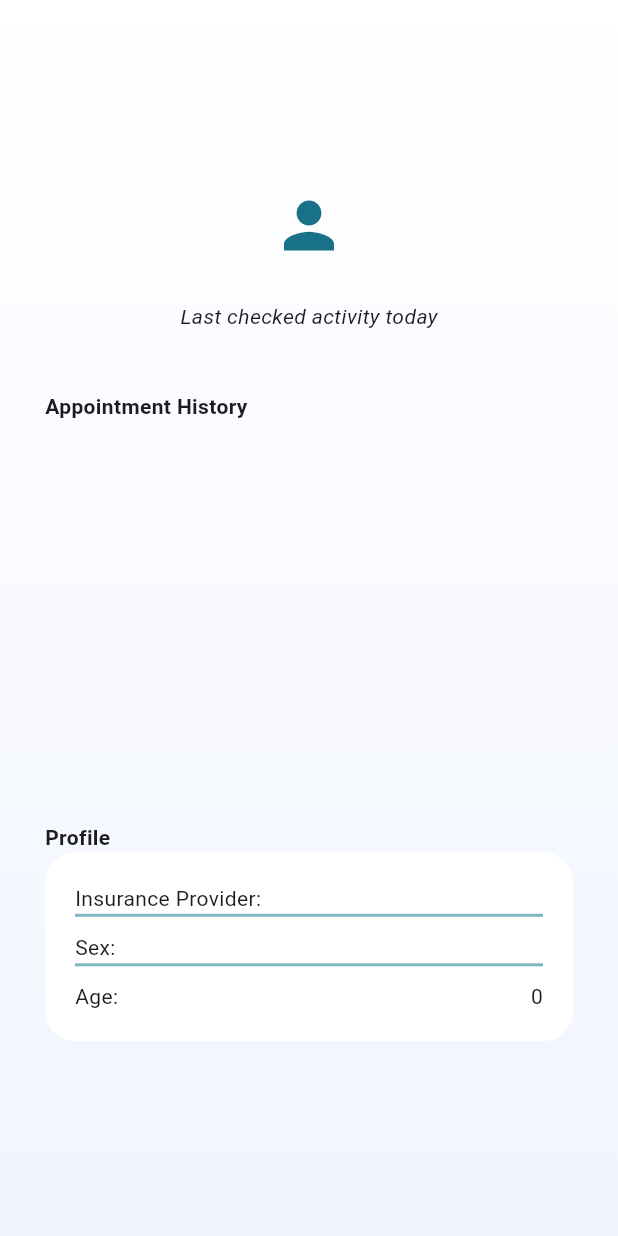
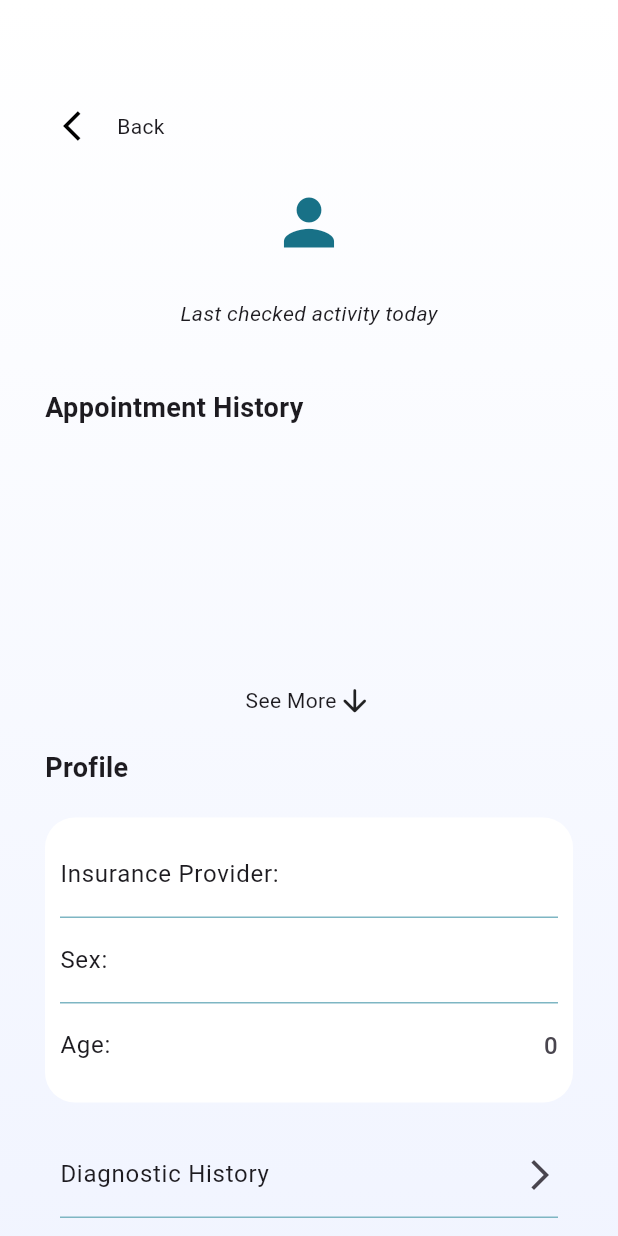
Before and after one commit to Matirix/Project_Gateway, a Flutter app: the PatientInformation screen opened directly with empty values, on a phone screen of 412 x 824 dp. Run offline on Flutter 3.47's test engine with Material 2 defaults, Android fonts, the phone set to English and light mode, and no system bars; our stand-ins replace flutter_secure_storage, flutter_svg, loading_animation_widget, speech_to_text; missing offline and left inert: flutter_pdfview; accounts and stored records are empty.

Commit message:
Added patient page

```diff
--- a/lib/appointment_page.dart
+++ b/lib/appointment_page.dart
@@ -120,18 +120,27 @@ class _AppointmentPageState extends State<AppointmentPage> {
           padding: const EdgeInsets.symmetric(horizontal: 30),
           child:
               Column(crossAxisAlignment: CrossAxisAlignment.stretch, children: [
+            const SizedBox(height: 60),
+            Row(
+              children: [
+                IconButton(
+                  onPressed: () {
+                    Navigator.pop(context);
+                  },
+                  icon: const Icon(
+                    Icons.arrow_back_ios,
+                    color: Colors.black,
+                  ),
+                ),
+                const Text("Back")
+              ],
+            ),
             patientHeader(),
             appointmentNotes(context, true),
             generateResponse(),
             // doctorNotes(),
             Column(
               children: [
-                const SizedBox(
-                  height: 20,
-                ),
-                // const Text("Hold down to record inquiry",
-                //     style:
-                //         TextStyle(fontSize: 16, fontStyle: FontStyle.italic)),
                 const SizedBox(
                   height: 20,
                 ),
@@ -366,7 +375,7 @@ class _AppointmentPageState extends State<AppointmentPage> {
       // margin: const EdgeInsets.all(20),
       child: Column(crossAxisAlignment: CrossAxisAlignment.center, children: [
         const SizedBox(
-          height: 125,
+          height: 15,
         ),
         SizedBox(
           child: Column(
--- a/lib/patient_information.dart
+++ b/lib/patient_information.dart
@@ -43,17 +43,35 @@ class _PatientInformationState extends State<PatientInformation> {
                 child: Column(
                   crossAxisAlignment: CrossAxisAlignment.stretch,
                   children: [
+                    const SizedBox(height: 60),
+                    Row(
+                      children: [
+                        IconButton(
+                          onPressed: () {
+                            Navigator.pop(context);
+                          },
+                          icon: const Icon(
+                            Icons.arrow_back_ios,
+                            color: Colors.black,
+                          ),
+                        ),
+                        const Text("Back")
+                      ],
+                    ),
+                    const SizedBox(height: 15),
                     patientHeader(),
                     doctorsNotes(context),
                     Column(
                       crossAxisAlignment: CrossAxisAlignment.start,
                       children: [
-                        const SizedBox(height: 20),
+                        const SizedBox(height: 10),
                         const Text("Profile",
                             style: TextStyle(
-                                fontSize: 14, fontWeight: FontWeight.bold)),
+                                fontSize: 18, fontWeight: FontWeight.bold)),
+                        const SizedBox(height: 20),
                         Container(
-                          padding: const EdgeInsets.all(20),
+                          padding: const EdgeInsets.symmetric(
+                              vertical: 10, horizontal: 10),
                           decoration: BoxDecoration(
                             color: Colors.white,
                             borderRadius: BorderRadius.circular(20),
@@ -65,70 +83,136 @@ class _PatientInformationState extends State<PatientInformation> {
                                   border: Border(
                                     bottom: BorderSide(
                                       color: AppColors.secondary,
-                                      width: 2.0,
+                                      width: 1.0,
                                     ),
                                   ),
                                 ),
-                                child: Row(
-                                  mainAxisAlignment:
-                                      MainAxisAlignment.spaceBetween,
-                                  children: [
-                                    const Text(
+                                child: ListTile(
+                                  contentPadding: EdgeInsets.zero,
+                                  title: const Text(
                                     "Insurance Provider:",
-                                      style: TextStyle(fontSize: 14),
+                                    style: TextStyle(fontSize: 16),
                                   ),
-                                    Text(
+                                  trailing: Text(
                                     patient.insuranceProvider ?? "N/A",
-                                      style: const TextStyle(fontSize: 14),
-                                    ),
-                                  ],
+                                    style: const TextStyle(fontSize: 16),
                                   ),
                                 ),
-                              const SizedBox(
-                                  height: 10), // Add spacing between rows
+                              ),
                               Container(
                                 decoration: BoxDecoration(
                                   border: Border(
                                     bottom: BorderSide(
                                       color: AppColors.secondary,
-                                      width: 2.0,
+                                      width: 1.0,
                                     ),
                                   ),
                                 ),
-                                child: Row(
-                                  mainAxisAlignment:
-                                      MainAxisAlignment.spaceBetween,
-                                  children: [
-                                    const Text(
+                                child: ListTile(
+                                  contentPadding: EdgeInsets.zero,
+                                  title: const Text(
                                     "Sex:",
-                                      style: TextStyle(fontSize: 14),
+                                    style: TextStyle(fontSize: 16),
                                   ),
-                                    Text(
+                                  trailing: Text(
                                     patient.sex ?? "N/A",
-                                      style: const TextStyle(fontSize: 14),
+                                    style: const TextStyle(fontSize: 16),
+                                  ),
+                                ),
+                              ),
+                              ListTile(
+                                contentPadding: EdgeInsets.zero,
+                                title: const Text(
+                                  "Age:",
+                                  style: TextStyle(fontSize: 16),
+                                ),
+                                trailing: Text(
+                                  patient.age.toString() ?? "N/A",
+                                  style: const TextStyle(fontSize: 16),
+                                ),
                               ),
                             ],
                           ),
                         ),
-                              const SizedBox(
-                                  height: 10), // Add spacing between rows
-                              Row(
-                                mainAxisAlignment:
-                                    MainAxisAlignment.spaceBetween,
+                        const SizedBox(height: 20),
+                        Container(
+                            margin: const EdgeInsets.symmetric(horizontal: 10),
+                            child: Column(
                               children: [
-                                  const Text(
-                                    "Age:",
-                                    style: TextStyle(fontSize: 14),
+                                Container(
+                                  decoration: BoxDecoration(
+                                    border: Border(
+                                      bottom: BorderSide(
+                                        color: AppColors.secondary,
+                                        width: 1.0,
                                       ),
-                                  Text(
-                                    patient.age.toString() ?? "N/A",
-                                    style: const TextStyle(fontSize: 14),
+                                    ),
+                                  ),
+                                  child: const ListTile(
+                                    contentPadding: EdgeInsets.zero,
+                                    title: Text(
+                                      "Diagnostic History",
+                                      style: TextStyle(fontSize: 16),
+                                    ),
+                                    trailing: Icon(Icons.arrow_forward_ios),
+                                  ),
+                                ),
+                                Container(
+                                  decoration: BoxDecoration(
+                                    border: Border(
+                                      bottom: BorderSide(
+                                        color: AppColors.secondary,
+                                        width: 1.0,
+                                      ),
+                                    ),
+                                  ),
+                                  child: const ListTile(
+                                    contentPadding: EdgeInsets.zero,
+                                    title: Text(
+                                      "Family History",
+                                      style: TextStyle(fontSize: 16),
+                                    ),
+                                    trailing: Icon(Icons.arrow_forward_ios),
+                                  ),
+                                ),
+                                Container(
+                                  decoration: BoxDecoration(
+                                    border: Border(
+                                      bottom: BorderSide(
+                                        color: AppColors.secondary,
+                                        width: 1.0,
+                                      ),
+                                    ),
+                                  ),
+                                  child: const ListTile(
+                                    contentPadding: EdgeInsets.zero,
+                                    title: Text(
+                                      "Medications",
+                                      style: TextStyle(fontSize: 16),
+                                    ),
+                                    trailing: Icon(Icons.arrow_forward_ios),
+                                  ),
+                                ),
+                                Container(
+                                  decoration: BoxDecoration(
+                                    border: Border(
+                                      bottom: BorderSide(
+                                        color: AppColors.secondary,
+                                        width: 1.0,
+                                      ),
+                                    ),
+                                  ),
+                                  child: const ListTile(
+                                    contentPadding: EdgeInsets.zero,
+                                    title: Text(
+                                      "Tests",
+                                      style: TextStyle(fontSize: 16),
+                                    ),
+                                    trailing: Icon(Icons.arrow_forward_ios),
+                                  ),
                                 ),
                               ],
-                              ),
-                            ],
-                          ),
-                        )
+                            ))
                       ],
                     ),
                   ],
@@ -140,9 +224,12 @@ class _PatientInformationState extends State<PatientInformation> {
       crossAxisAlignment: CrossAxisAlignment.start,
       children: [
         const Text("Appointment History",
-            style: TextStyle(fontSize: 14, fontWeight: FontWeight.bold)),
+            style: TextStyle(fontSize: 18, fontWeight: FontWeight.bold)),
+        const SizedBox(height: 10),
+        Column(
+          children: [
             SizedBox(
-          height: MediaQuery.of(context).size.height * 0.3,
+              height: 150,
               child: ListView.builder(
                   padding: EdgeInsets.zero,
                   itemCount: patient.doctorNotes!.length,
@@ -165,7 +252,8 @@ class _PatientInformationState extends State<PatientInformation> {
                           ),
                         ),
                         trailing: Text(
-                      patient.doctorNotes![index].appointmentDateFormatted() ??
+                          patient.doctorNotes![index]
+                                  .appointmentDateFormatted() ??
                               "N/A",
                           style: const TextStyle(
                             fontSize: 14,
@@ -180,6 +268,20 @@ class _PatientInformationState extends State<PatientInformation> {
                       ),
                     );
                   }),
+            ),
+            const Center(
+              child: Padding(
+                padding: EdgeInsets.all(10.0),
+                child: Row(
+                  mainAxisAlignment: MainAxisAlignment.center,
+                  children: [
+                    Text("See More"),
+                    Icon(Icons.arrow_downward_rounded),
+                  ],
+                ),
+              ),
+            )
+          ],
         )
       ],
     );
@@ -189,9 +291,6 @@ class _PatientInformationState extends State<PatientInformation> {
     return Container(
       // margin: const EdgeInsets.all(20),
       child: Column(crossAxisAlignment: CrossAxisAlignment.center, children: [
-        const SizedBox(
-          height: 125,
-        ),
         SizedBox(
           child: Column(
             children: [
--- a/lib/utils/custom_app_bar.dart
+++ b/lib/utils/custom_app_bar.dart
@@ -131,14 +131,30 @@ class _CustomAppBarState extends State<CustomAppBar> {
     );
   }
 
+  Row backButton() {
+    return Row(
+      children: [
+        IconButton(
+          onPressed: () {
+            Navigator.pop(context);
+          },
+          icon: const Icon(
+            Icons.arrow_back_ios,
+            color: Colors.black,
+          ),
+        ),
+        const Text("Back")
+      ],
+    );
+  }
+
   @override
   Widget build(BuildContext context) {
     return AppBar(
       automaticallyImplyLeading: false,
       title: Container(
-        padding: const EdgeInsets.symmetric(horizontal: 5),
-        child: appBar(),
-      ),
+          padding: const EdgeInsets.symmetric(horizontal: 5),
+          child: backButton()),
       // centerTitle: true,
       backgroundColor: Colors.transparent,
       elevation: 0,
```
Lines whose indentation alone changed are shown as unchanged.
